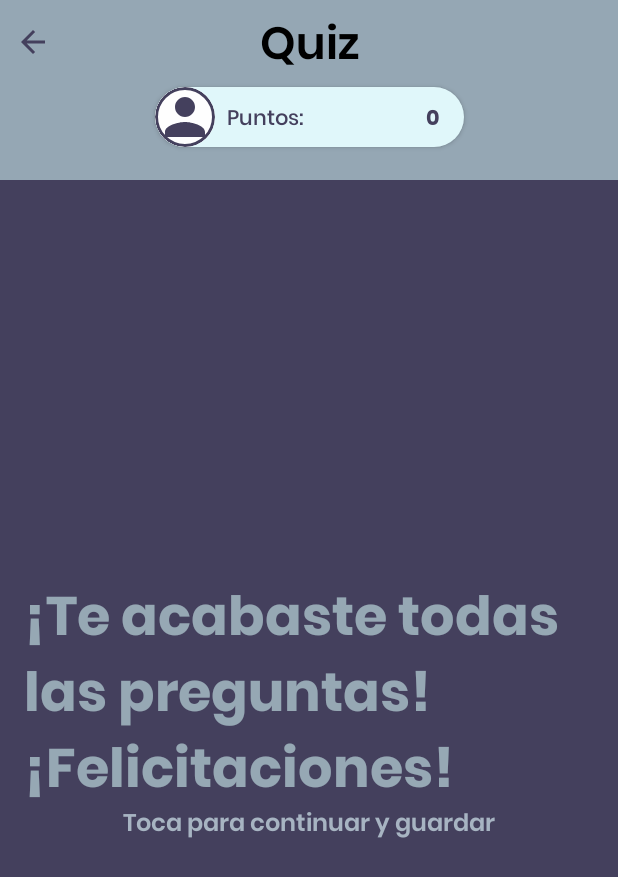
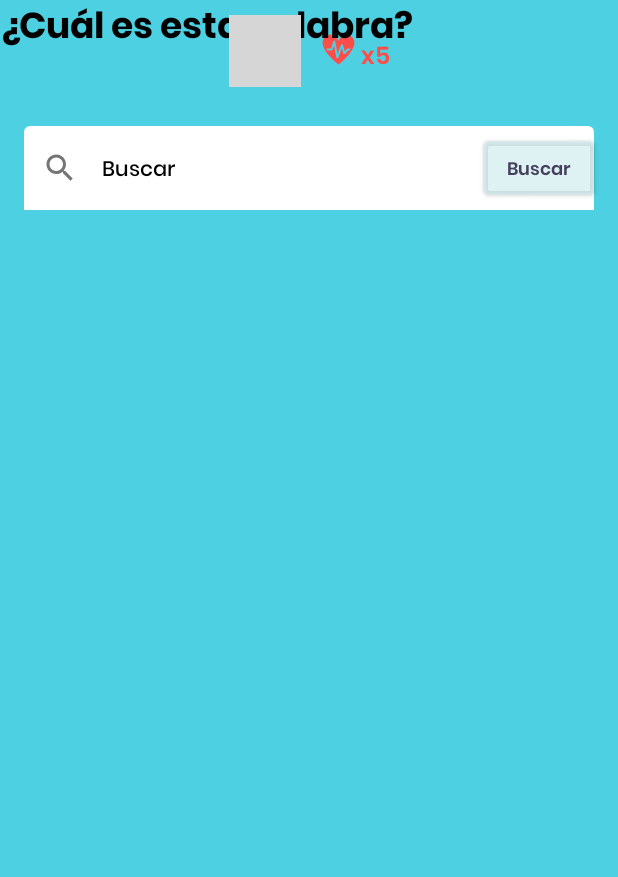
Before and after one commit to mariandev520/Signaaa, an Android app built with Jetpack Compose: the composable QuizUI called with empty values, on a phone screen of 412 x 824 dp. Shown: the top 877 px of the screen. Run offline under Robolectric (Android 15) with nearby library versions, the phone set to English and light mode, and no system bars; libraries missing offline, so code that uses them is left out: com.google.android.exoplayer2; 1 statement that could not run was skipped; grey boxes are pictures that could not be loaded.

Commit message:
modificando busqueda

```diff
--- a/app/build.gradle
+++ b/app/build.gradle
@@ -62,6 +62,7 @@ dependencies {
     implementation 'androidx.lifecycle:lifecycle-viewmodel-ktx:2.5.1'
     implementation 'androidx.navigation:navigation-runtime-ktx:2.5.2'
     implementation("androidx.navigation:navigation-compose:2.5.2")
+    implementation 'androidx.media3:media3-ui:1.1.1'
     testImplementation 'junit:junit:4.13.2'
     androidTestImplementation 'androidx.test.ext:junit:1.1.3'
     androidTestImplementation 'androidx.test.espresso:espresso-core:3.4.0'
--- a/app/src/main/java/com/xilonet/signa/controller/NavGraph.kt
+++ b/app/src/main/java/com/xilonet/signa/controller/NavGraph.kt
@@ -12,6 +12,7 @@ import com.xilonet.signa.view.DiccionarioUI
 import com.xilonet.signa.view.EarIcons
 import com.xilonet.signa.view.LoginUI
 import com.xilonet.signa.view.QuizUI
+import com.xilonet.signa.view.TuizCustomizerUI
 
 @Composable
 fun SetupNavGraph(
@@ -38,6 +39,11 @@ fun SetupNavGraph(
             EarIcons(navController)
         }
         composable(
+            route = Screen.TuizCustomizer.route
+        ) {
+            TuizCustomizerUI(context, navController)
+        }
+        composable(
             route = Screen.Quiz.route,
             arguments = listOf(navArgument(QUIZ_CATEGORIES_KEY){
                 type = NavType.StringType
--- a/app/src/main/java/com/xilonet/signa/controller/Screen.kt
+++ b/app/src/main/java/com/xilonet/signa/controller/Screen.kt
@@ -7,6 +7,8 @@ sealed class Screen(val route: String) {
     object Inicio: Screen(route = "inicio_screen")
     object Diccionario: Screen(route = "diccionario_screen")
     object QuizCustomizer: Screen(route = "quiz_customizer_screen")
+
+    object TuizCustomizer: Screen(route = "tuiz_customizer_screen")
     object Quiz: Screen(route = "quiz_screen/{$QUIZ_CATEGORIES_KEY}") {
         fun passPipeSeparatedCategories(categories: String): String{
             return this.route.replace(oldValue = "{$QUIZ_CATEGORIES_KEY}", newValue = categories)
--- a/app/src/main/java/com/xilonet/signa/model/QuizVideoRandomSelector.kt
+++ b/app/src/main/java/com/xilonet/signa/model/QuizVideoRandomSelector.kt
@@ -7,11 +7,11 @@ import kotlin.random.Random.Default.nextInt
 // Básicamente es el Back-end del Quiz/Juego. Se encarga de administrar y entregar los videos y
 // opciones que salen.
 class QuizVideoRandomSelector(context: Context, categories: List<String>) {
-    private val videos = Vector<LSMVideo>()
+    private val videos = Vector<VideoFilesManager.LSMVideo>()
     private val videoFilesManager = VideoFilesManager(context)
     init {
         categories.forEach{
-            videos.addAll(videoFilesManager.getVideosOfCategory(it))
+            videos.addAll(videoFilesManager.getSimilarVideos(it))
         }
         videos.shuffle()
     }
--- a/app/src/main/java/com/xilonet/signa/view/Quiz.kt
+++ b/app/src/main/java/com/xilonet/signa/view/Quiz.kt
@@ -3,6 +3,7 @@ package com.xilonet.signa.view
 import android.content.Context
 import android.graphics.BitmapFactory
 import android.os.CountDownTimer
+import android.util.Log
 import androidx.compose.animation.animateColor
 import androidx.compose.animation.core.RepeatMode
 import androidx.compose.animation.core.infiniteRepeatable
@@ -10,18 +11,23 @@ import androidx.compose.animation.core.rememberInfiniteTransition
 import androidx.compose.animation.core.tween
 import androidx.compose.foundation.*
 import androidx.compose.foundation.layout.*
-import androidx.compose.foundation.lazy.grid.GridCells
-import androidx.compose.foundation.lazy.grid.LazyVerticalGrid
+import androidx.compose.foundation.lazy.LazyColumn
+import androidx.compose.foundation.lazy.items
+
 import androidx.compose.foundation.shape.CircleShape
 import androidx.compose.foundation.shape.RoundedCornerShape
+import androidx.compose.foundation.text.KeyboardActions
+import androidx.compose.foundation.text.KeyboardOptions
 import androidx.compose.material.*
 import androidx.compose.material.ButtonDefaults.elevation
+import androidx.compose.material.icons.Icons
+import androidx.compose.material.icons.filled.Search
 import androidx.compose.runtime.*
 import androidx.compose.ui.Alignment
 import androidx.compose.ui.Alignment.Companion.CenterHorizontally
 import androidx.compose.ui.Modifier
 import androidx.compose.ui.draw.clip
-import androidx.compose.ui.geometry.Rect
+
 import androidx.compose.ui.graphics.*
 import androidx.compose.ui.graphics.painter.Painter
 import androidx.compose.ui.layout.ContentScale
@@ -29,14 +35,17 @@ import androidx.compose.ui.res.painterResource
 import androidx.compose.ui.res.stringResource
 import androidx.compose.ui.text.font.FontStyle
 import androidx.compose.ui.text.font.FontWeight
+import androidx.compose.ui.text.input.ImeAction
 import androidx.compose.ui.text.style.TextAlign
 import androidx.compose.ui.unit.dp
 import androidx.compose.ui.unit.sp
 import androidx.compose.ui.viewinterop.AndroidView
+
 import androidx.navigation.NavController
 import com.google.android.exoplayer2.ui.AspectRatioFrameLayout
 import com.google.android.exoplayer2.ui.StyledPlayerView
 import com.google.android.exoplayer2.ui.TimeBar
+
 import com.xilonet.signa.R
 import com.xilonet.signa.model.HTTPUserManager
 import com.xilonet.signa.model.QuizVideoRandomSelector
@@ -54,43 +63,44 @@ enum class ScreenMode {
 
 private lateinit var coroutineScope: CoroutineScope
 
+
+
+
 @Composable
 fun QuizUI(context: Context, navController: NavController, categories: List<String>) {
     coroutineScope = rememberCoroutineScope()
-    val exoPlayerManager by remember {mutableStateOf(ExoPlayerManager(context))}
-    val randomSelector by remember {mutableStateOf(QuizVideoRandomSelector(context, categories))}
-    var videoAndOptions by remember{mutableStateOf(randomSelector.getNextVideoAndOptions())}
-    var timerFillPortion by remember{mutableStateOf(1.0f)}
-    var screenMode by remember {mutableStateOf(ScreenMode.PLAY)}
-    var heartsLeft by remember {mutableStateOf(5)}
-    var score by remember {mutableStateOf(0)}
-    var thisQuestionPoints by remember {mutableStateOf(0)}
+    val exoPlayerManager by remember { mutableStateOf(ExoPlayerManager(context)) }
+    val randomSelector by remember { mutableStateOf(QuizVideoRandomSelector(context, categories)) }
+    var videoAndOptions by remember { mutableStateOf(randomSelector.getNextVideoAndOptions()) }
+    var timerFillPortion by remember { mutableStateOf(1.0f) }
+    var screenMode by remember { mutableStateOf(ScreenMode.PLAY) }
+    var heartsLeft by remember { mutableStateOf(5) }
+    var score by remember { mutableStateOf(0) }
+    var thisQuestionPoints by remember { mutableStateOf(0) }
+    var query by remember { mutableStateOf("") }
 
-    var currentTimer: CountDownTimer? by remember{mutableStateOf(null)}
-    if(currentTimer == null && screenMode == ScreenMode.PLAY){
-        currentTimer = StartTimer(changeFillPortion =   {it ->
+    var currentTimer: CountDownTimer? by remember { mutableStateOf(null) }
+    if (currentTimer == null && screenMode == ScreenMode.PLAY) {
+        currentTimer = StartTimer(changeFillPortion = { it ->
             timerFillPortion = it
             thisQuestionPoints = (100 * it).toInt()
         },
-                    onTimeout = {screenMode = ScreenMode.TIME_OUT
+            onTimeout = {
+                screenMode = ScreenMode.TIME_OUT
                 heartsLeft--
             }
         )
-    }
 
-
-    if(heartsLeft < 0) screenMode = ScreenMode.GAME_OVER
-    if(videoAndOptions == null) screenMode = ScreenMode.ALL_FINISHED
 
 
         Column(
             horizontalAlignment = CenterHorizontally,
             modifier = Modifier.background(
-            if(screenMode == ScreenMode.PLAY) SignaBackground else SignaDark
+                if (screenMode == ScreenMode.PLAY) SignaBackground else SignaDark
             )
         ) {
-        FullHeader(navController, score)
-        if(screenMode == ScreenMode.PLAY){
+
+            if (screenMode == ScreenMode.PLAY) {
                 Spacer(Modifier.height(10.dp))
                 Row(verticalAlignment = Alignment.CenterVertically) {
                     TimeBar(timerFillPortion)
@@ -98,7 +108,63 @@ fun QuizUI(context: Context, navController: NavController, categories: List<Stri
                     HeartsLeft(heartsLeft)
                 }
                 Spacer(Modifier.height(10.dp))
+                // Aquí agregamos la barra de búsqueda
+                SearchBar(
+                    query = query,
+                    onQueryChanged = { query = it }, // Actualizamos la variable con el nuevo texto
+                    onSearchClicked = {
+                        // Aquí hacemos un foreach en la lista de categorías
+                        categories.forEach { category ->
+                            // Aquí comparamos el texto de búsqueda con el nombre de la categoría, ignorando las mayúsculas y minúsculas
+                            if (query.equals(category, ignoreCase = true)) {
+                                // Aquí mostramos la alerta que dice "es igual"
+                                var showAlert =
+                                    true // Cambiamos la variable a true para mostrar la alerta
                             }
+                        }
+                    }
+                )
+                // Aquí agregamos la lista filtrada por el texto de búsqueda
+                val filteredCategories = categories.filter {
+                    it.contains(
+                        query,
+                        ignoreCase = true
+                    )
+                } // Esta es la lista filtrada por el texto de búsqueda
+                LazyColumn(modifier = Modifier.fillMaxSize()) {
+                    items(filteredCategories) { category ->
+                        Text(
+                            category,
+                            modifier = Modifier.padding(16.dp)
+                        ) // Aquí puedes mostrar cada categoría como quieras
+                    }
+                }
+                // Aquí agregamos el componente de alerta si la variable es true
+                val showAlert = false
+                if (showAlert) {
+                    EqualAlert(
+                        onConfirm = {
+                            var showAlert = false
+                        }, // Al confirmar, cambiamos la variable a false para ocultar la alerta
+                        onCancel = {
+                            var showAlert = false
+                        } // Al cancelar, también cambiamos la variable a false para ocultar la alerta
+                    )
+
+                }
+            }
+        }
+    }
+
+
+            // ...
+
+
+
+
+
+
+
 
         when (screenMode) {
             ScreenMode.PLAY -> {
@@ -180,10 +246,67 @@ fun QuizUI(context: Context, navController: NavController, categories: List<Stri
             }
         }
     }
+
+@Composable
+fun EqualAlert(
+    modifier: Modifier = Modifier,
+    onConfirm: () -> Unit = {},
+    onCancel: () -> Unit = {}
+) {
+    AlertDialog(
+        onDismissRequest = onCancel,
+        title = { Text("Es igual") },
+        text = { Text("El texto de búsqueda es igual al nombre de la categoría") },
+        confirmButton = {
+            Button(onClick = onConfirm) {
+                Text("Aceptar")
+            }
+        },
+        dismissButton = {
+            Button(onClick = onCancel) {
+                Text("Cancelar")
+            }
+        },
+        modifier = modifier
+    )
 }
 
+
 @Composable
-private fun FullHeader(navController: NavController, points: Int){
+fun SearchBar(
+    modifier: Modifier = Modifier,
+    query: String = "",
+    onQueryChanged: (String) -> Unit = {},
+    onSearchClicked: () -> Unit = {}
+) {
+    TextField(
+        value = query,
+        onValueChange = onQueryChanged,
+        modifier = modifier
+            .fillMaxWidth()
+            .padding(16.dp),
+        label = { Text("Buscar") },
+        placeholder = { Text("Escribe algo...") },
+        keyboardOptions = KeyboardOptions(imeAction = ImeAction.Search),
+        keyboardActions = KeyboardActions(onSearch = { onSearchClicked() }),
+        leadingIcon = { Icon(Icons.Filled.Search, contentDescription = "Icono de búsqueda") },
+        trailingIcon = { Button(onClick = { onSearchClicked() }) { Text("Buscar") } }, // Aquí agregamos el botón de búsqueda
+        singleLine = true,
+        colors = TextFieldDefaults.textFieldColors(
+            backgroundColor = Color.White,
+            focusedIndicatorColor = Color.Transparent,
+            unfocusedIndicatorColor = Color.Transparent
+
+        )
+
+    )
+
+
+
+
+
+    @Composable
+    fun FullHeader(navController: NavController, points: Int) {
         Column(
             verticalArrangement = Arrangement.Top,
             horizontalAlignment = Alignment.CenterHorizontally,
@@ -196,7 +319,8 @@ private fun FullHeader(navController: NavController, points: Int){
                 HeaderTitle(stringResource(R.string.quiz))
                 Row(
                     Modifier.fillMaxWidth(), horizontalArrangement = Arrangement.Start,
-                verticalAlignment = Alignment.CenterVertically) {
+                    verticalAlignment = Alignment.CenterVertically
+                ) {
                     Spacer(Modifier.width(10.dp))
                     BackButton(navController)
                 }
@@ -205,7 +329,7 @@ private fun FullHeader(navController: NavController, points: Int){
             ScoreBanner(score = points)
         }
     }
-
+}
 @Composable
 private fun ScoreBanner(profilePic: Painter = painterResource(R.drawable.guest_user_profile_pic),
                         score: Int = 0
```
Also changed, not shown: app/src/main/java/com/xilonet/signa/model/VideoFilesManager.kt (+82 -21 lines), app/src/main/java/com/xilonet/signa/view/Inicio.kt (+9 -8 lines), app/src/main/java/com/xilonet/signa/view/QuizCustomizer.kt (+18 -0 lines), app/src/main/java/com/xilonet/signa/view/Start.kt (+9 -10 lines), app/src/main/java/com/xilonet/signa/view/TuizCustomizer.kt (added, +276 -0 lines). Lines whose indentation alone changed are shown as unchanged.
